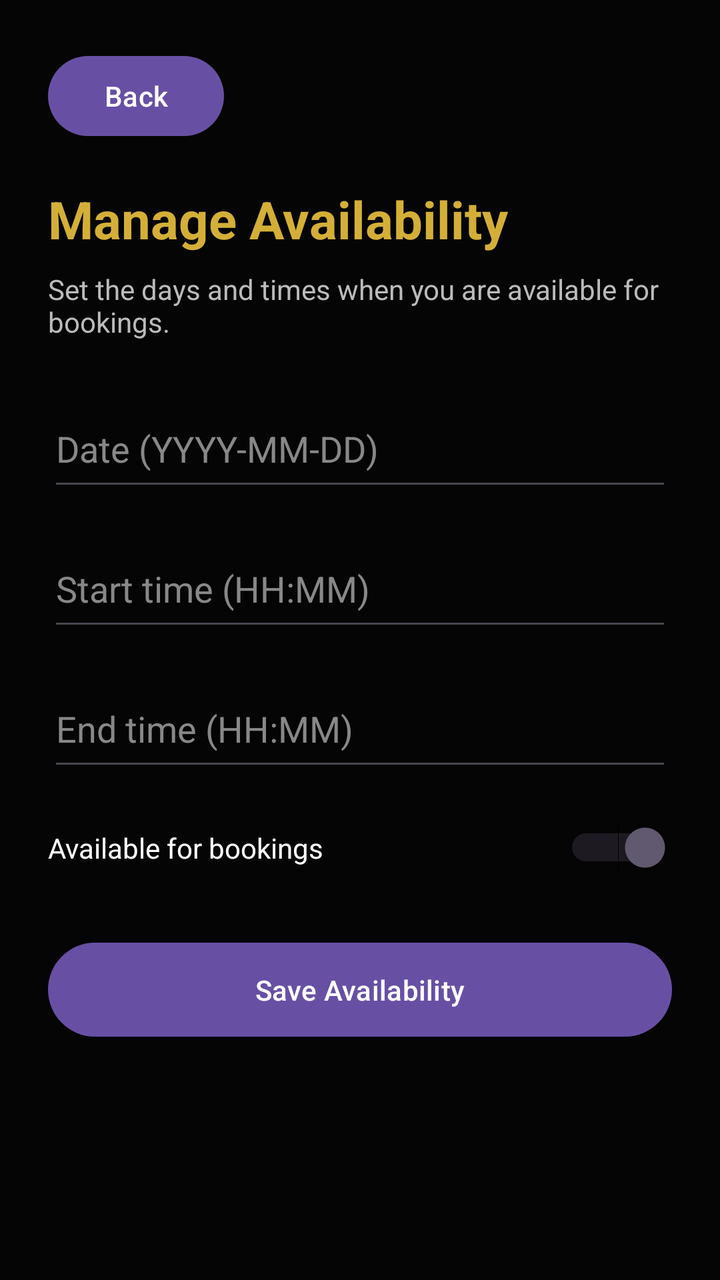
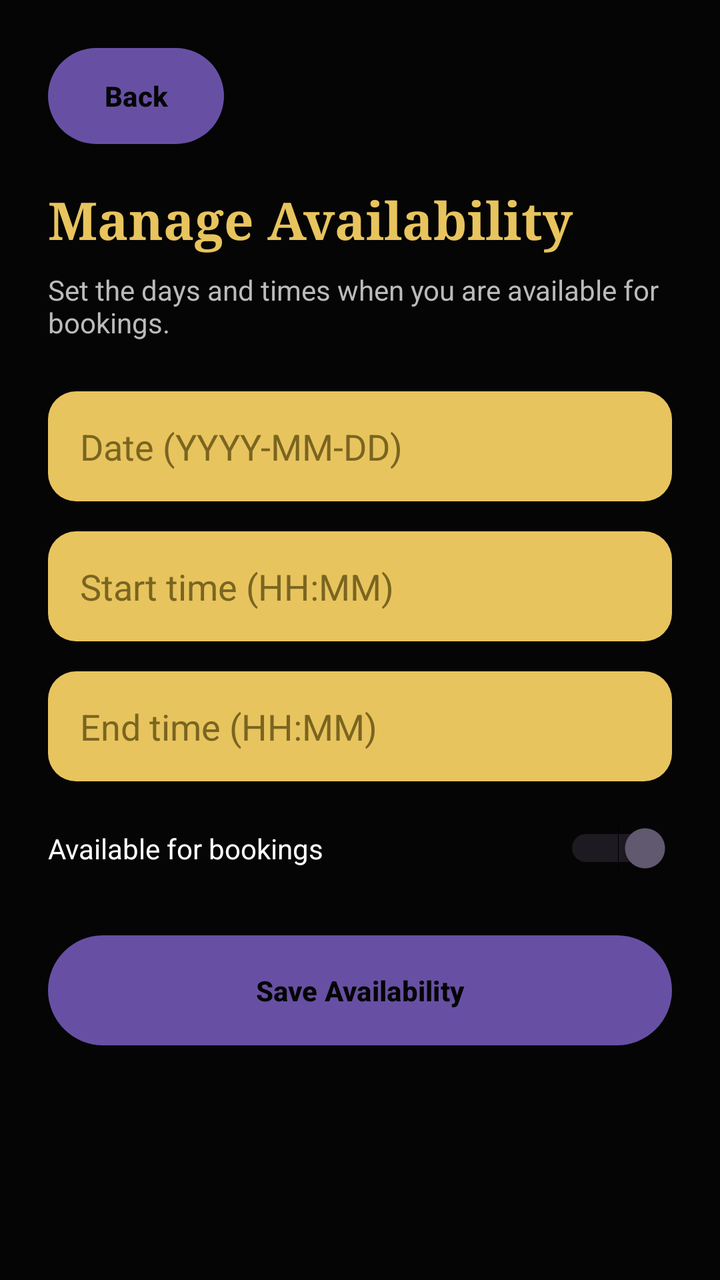

The first picture is an Android layout as it rendered before a commit; the second is the same layout after the commit. The layout source and the unified diff follow.
<!-- AndroidManifest.xml: application theme Theme.FadeandFaith -->
<!-- res/layout/activity_staff_availability.xml -->
<?xml version="1.0" encoding="utf-8"?>
<ScrollView
    xmlns:android="http://schemas.android.com/apk/res/android"
    android:layout_width="match_parent"
    android:layout_height="match_parent"
    android:background="#050505">

    <LinearLayout
        android:layout_width="match_parent"
        android:layout_height="wrap_content"
        android:orientation="vertical"
        android:padding="24dp">

        <Button
            android:id="@+id/backButton"
            android:layout_width="wrap_content"
            android:layout_height="wrap_content"
            android:text="Back" />

        <TextView
            android:layout_width="match_parent"
            android:layout_height="wrap_content"
            android:layout_marginTop="20dp"
            android:text="Manage Availability"
            android:textColor="#D4AF37"
            android:textSize="26sp"
            android:textStyle="bold" />

        <TextView
            android:layout_width="match_parent"
            android:layout_height="wrap_content"
            android:layout_marginTop="8dp"
            android:text="Set the days and times when you are available for bookings."
            android:textColor="#BBBBBB"
            android:textSize="14sp" />

        <EditText
            android:id="@+id/dateInput"
            android:layout_width="match_parent"
            android:layout_height="55dp"
            android:layout_marginTop="25dp"
            android:hint="Date (YYYY-MM-DD)"
            android:textColor="#FFFFFF"
            android:textColorHint="#888888"
            android:inputType="date" />

        <EditText
            android:id="@+id/startTimeInput"
            android:layout_width="match_parent"
            android:layout_height="55dp"
            android:layout_marginTop="15dp"
            android:hint="Start time (HH:MM)"
            android:textColor="#FFFFFF"
            android:textColorHint="#888888"
            android:inputType="time" />

        <EditText
            android:id="@+id/endTimeInput"
            android:layout_width="match_parent"
            android:layout_height="55dp"
            android:layout_marginTop="15dp"
            android:hint="End time (HH:MM)"
            android:textColor="#FFFFFF"
            android:textColorHint="#888888"
            android:inputType="time" />

        <Switch
            android:id="@+id/availableSwitch"
            android:layout_width="match_parent"
            android:layout_height="wrap_content"
            android:layout_marginTop="20dp"
            android:text="Available for bookings"
            android:textColor="#FFFFFF"
            android:checked="true" />

        <Button
            android:id="@+id/saveAvailabilityButton"
            android:layout_width="match_parent"
            android:layout_height="55dp"
            android:layout_marginTop="30dp"
            android:text="Save Availability" />

    </LinearLayout>

</ScrollView>
<!-- resources referenced by this layout -->
<resources>
  <style name="Theme.FadeandFaith" parent="Base.Theme.FadeandFaith" />
  <style name="Base.Theme.FadeandFaith" parent="Theme.Material3.DayNight.NoActionBar">
          
          
      </style>
</resources>

<!-- the commit's change to res/layout/activity_staff_availability.xml (unified diff, before → after) -->
@@ -3,7 +3,7 @@
     xmlns:android="http://schemas.android.com/apk/res/android"
     android:layout_width="match_parent"
     android:layout_height="match_parent"
-    android:background="#050505">
+    android:background="@color/ff_background">
 
     <LinearLayout
         android:layout_width="match_parent"
@@ -12,17 +12,21 @@
         android:padding="24dp">
 
         <Button
+            android:background="@drawable/gold"
+            android:textColor="@color/ff_on_gold"
+            android:textStyle="bold"
             android:id="@+id/backButton"
             android:layout_width="wrap_content"
             android:layout_height="wrap_content"
             android:text="Back" />
 
         <TextView
+            android:fontFamily="serif"
             android:layout_width="match_parent"
             android:layout_height="wrap_content"
             android:layout_marginTop="20dp"
             android:text="Manage Availability"
-            android:textColor="#D4AF37"
+            android:textColor="#E8C45E"
             android:textSize="26sp"
             android:textStyle="bold" />
 
@@ -35,33 +39,42 @@
             android:textSize="14sp" />
 
         <EditText
+            android:background="@drawable/inputgold"
+            android:paddingStart="16dp"
+            android:paddingEnd="16dp"
             android:id="@+id/dateInput"
             android:layout_width="match_parent"
             android:layout_height="55dp"
             android:layout_marginTop="25dp"
             android:hint="Date (YYYY-MM-DD)"
-            android:textColor="#FFFFFF"
-            android:textColorHint="#888888"
+            android:textColor="#1A1A1A"
+            android:textColorHint="#7A6520"
             android:inputType="date" />
 
         <EditText
+            android:background="@drawable/inputgold"
+            android:paddingStart="16dp"
+            android:paddingEnd="16dp"
             android:id="@+id/startTimeInput"
             android:layout_width="match_parent"
             android:layout_height="55dp"
             android:layout_marginTop="15dp"
             android:hint="Start time (HH:MM)"
-            android:textColor="#FFFFFF"
-            android:textColorHint="#888888"
+            android:textColor="#1A1A1A"
+            android:textColorHint="#7A6520"
             android:inputType="time" />
 
         <EditText
+            android:background="@drawable/inputgold"
+            android:paddingStart="16dp"
+            android:paddingEnd="16dp"
             android:id="@+id/endTimeInput"
             android:layout_width="match_parent"
             android:layout_height="55dp"
             android:layout_marginTop="15dp"
             android:hint="End time (HH:MM)"
-            android:textColor="#FFFFFF"
-            android:textColorHint="#888888"
+            android:textColor="#1A1A1A"
+            android:textColorHint="#7A6520"
             android:inputType="time" />
 
         <Switch
@@ -74,6 +87,9 @@
             android:checked="true" />
 
         <Button
+            android:background="@drawable/gold"
+            android:textColor="@color/ff_on_gold"
+            android:textStyle="bold"
             android:id="@+id/saveAvailabilityButton"
             android:layout_width="match_parent"
             android:layout_height="55dp"
<!-- resource entries referenced after the edit -->
@@ -1,5 +1,25 @@
 <!-- resources referenced by this layout -->
 <resources>
+  <color name="ff_background">#FF050505</color>
+  <color name="ff_on_gold">#FF050505</color>
+  <!-- drawable gold (drawable) -->
+  <?xml version="1.0" encoding="utf-8"?>
+  <ripple xmlns:android="http://schemas.android.com/apk/res/android"
+      android:color="#33000000">
+      <item>
+          <shape android:shape="rectangle">
+              <solid android:color="#E8C45E" />
+              <corners android:radius="28dp" />
+          </shape>
+      </item>
+  </ripple>
+  <!-- drawable inputgold (drawable) -->
+  <?xml version="1.0" encoding="utf-8"?>
+  <shape xmlns:android="http://schemas.android.com/apk/res/android"
+      android:shape="rectangle">
+      <solid android:color="#E8C45E" />
+      <corners android:radius="14dp" />
+  </shape>
   <style name="Theme.FadeandFaith" parent="Base.Theme.FadeandFaith" />
   <style name="Base.Theme.FadeandFaith" parent="Theme.Material3.DayNight.NoActionBar">
           
